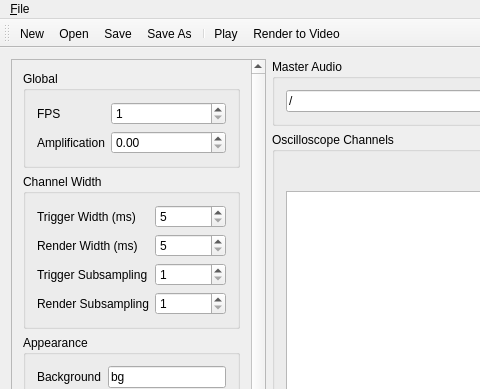
corrscope/corrscope, file ovgenpy/gui/mainwindow.ui: the form before one commit; both pictures show x 0 to 480 and y 0 to 389 of the 1080 by 640 pixel window.
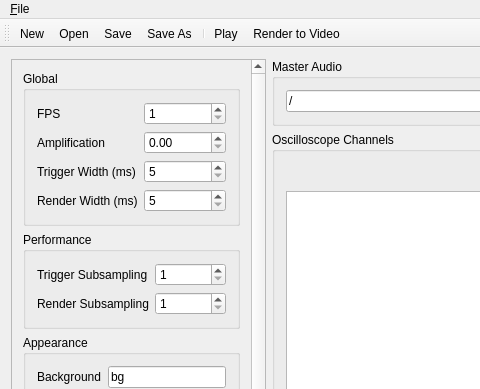
The form after the commit. Custom widgets are drawn as their Qt base class.

Commit message: [ui] Move trigger ms to Global, rename subsampling to Performance

```diff
--- a/ovgenpy/gui/mainwindow.ui
+++ b/ovgenpy/gui/mainwindow.ui
@@ -80,23 +80,14 @@
              </property>
             </widget>
            </item>
-          </layout>
-         </widget>
-        </item>
-        <item>
-         <widget class="QGroupBox" name="optionChannel">
-          <property name="title">
-           <string>Channel Width</string>
-          </property>
-          <layout class="QFormLayout" name="formLayout_3">
-           <item row="0" column="0">
+           <item row="2" column="0">
             <widget class="QLabel" name="trigger_msL">
              <property name="text">
               <string>Trigger Width (ms)</string>
              </property>
             </widget>
            </item>
-           <item row="0" column="1">
+           <item row="2" column="1">
             <widget class="BoundSpinBox" name="cfg__trigger_ms">
              <property name="minimum">
               <number>5</number>
@@ -106,14 +97,14 @@
              </property>
             </widget>
            </item>
-           <item row="1" column="0">
+           <item row="3" column="0">
             <widget class="QLabel" name="render_msL">
              <property name="text">
               <string>Render Width (ms)</string>
              </property>
             </widget>
            </item>
-           <item row="1" column="1">
+           <item row="3" column="1">
             <widget class="BoundSpinBox" name="cfg__render_ms">
              <property name="minimum">
               <number>5</number>
@@ -123,28 +114,37 @@
              </property>
             </widget>
            </item>
-           <item row="2" column="0">
+          </layout>
+         </widget>
+        </item>
+        <item>
+         <widget class="QGroupBox" name="optionChannel">
+          <property name="title">
+           <string>Performance</string>
+          </property>
+          <layout class="QFormLayout" name="formLayout_3">
+           <item row="0" column="0">
             <widget class="QLabel" name="trigger_subsamplingL">
              <property name="text">
               <string>Trigger Subsampling</string>
              </property>
             </widget>
            </item>
-           <item row="2" column="1">
+           <item row="0" column="1">
             <widget class="BoundSpinBox" name="cfg__trigger_subsampling">
              <property name="minimum">
               <number>1</number>
              </property>
             </widget>
            </item>
-           <item row="3" column="0">
+           <item row="1" column="0">
             <widget class="QLabel" name="render_subsamplingL">
              <property name="text">
               <string>Render Subsampling</string>
              </property>
             </widget>
            </item>
-           <item row="3" column="1">
+           <item row="1" column="1">
             <widget class="BoundSpinBox" name="cfg__render_subsampling">
              <property name="minimum">
               <number>1</number>
```
